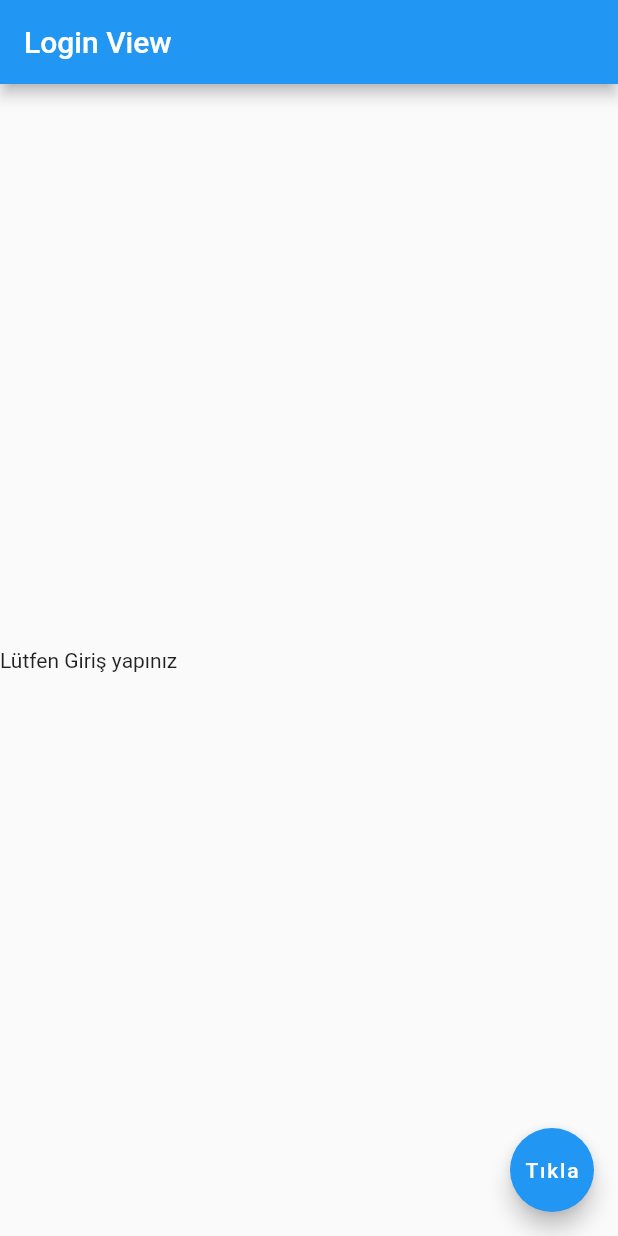
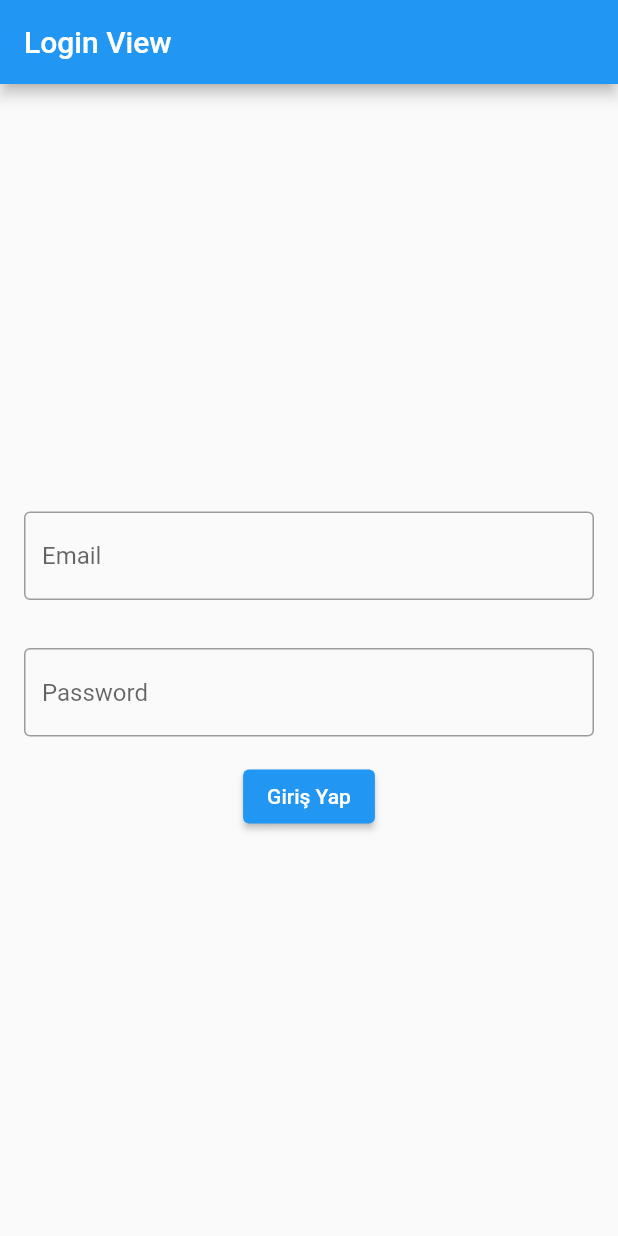
Before and after one commit to mertcankiyak/bloc_post, a Flutter app: the screen it shows after launch, on a phone screen of 412 x 824 dp. Run offline on Flutter 3.47's test engine with Material 2 defaults, Android fonts, the light colour scheme and no system bars; our stand-ins replace bloc, flutter_bloc, shared_preferences; missing offline and left inert: vexana.

Commit message:
last commit

```diff
--- a/lib/core/init/cache/cache_manager.dart
+++ b/lib/core/init/cache/cache_manager.dart
@@ -13,12 +13,9 @@ class CacheManager {
       _preferences = value;
     });
   }
+
   static Future prefrencesInit() async {
     instance._preferences ??= await SharedPreferences.getInstance();
-  }
-
-  Future<void> clearAll() async {
-    await _preferences!.clear();
   }
 
   Future<void> setStringValue(
@@ -26,13 +23,6 @@ class CacheManager {
     await _preferences!.setString(key.toString(), value);
   }
 
-  Future<void> setBoolValue(PreferencesKey key, bool value) async {
-    await _preferences!.setBool(key.toString(), value);
-  }
-
   String getStringValue({required PreferencesKey key}) =>
       _preferences?.getString(key.toString()) ?? '';
-
-  bool getBoolValue(PreferencesKey key) =>
-      _preferences!.getBool(key.toString()) ?? false;
 }
--- a/lib/features/login/view/login_view.dart
+++ b/lib/features/login/view/login_view.dart
@@ -2,14 +2,23 @@ import 'package:bloc_post/core/init/cache/cache_manager.dart';
 import 'package:bloc_post/features/login/model/request_model.dart';
 import 'package:bloc_post/features/login/service/Login_service.dart';
 import 'package:bloc_post/features/login/viewmodel/Login_viewmodel.dart';
+import 'package:bloc_post/product/constants/string_constants.dart';
+import 'package:bloc_post/product/mixin/form_validate.dart';
 import 'package:flutter/material.dart';
 import 'package:flutter_bloc/flutter_bloc.dart';
 
-class LoginView extends StatelessWidget {
+class LoginView extends StatelessWidget with FormValidate {
   LoginView({Key? key}) : super(key: key);
 
-  LoginService _loginService = LoginService();
+  final LoginService _loginService = LoginService();
   final CacheManager _cacheManager = CacheManager.instance;
+
+  final GlobalKey<FormState> _formKey = GlobalKey();
+  final TextEditingController _emailEditTextController =
+      TextEditingController();
+  final TextEditingController _passwordEditTextController =
+      TextEditingController();
+
   @override
   Widget build(BuildContext context) {
     return BlocProvider(
@@ -23,37 +32,162 @@ class LoginView extends StatelessWidget {
         listener: (context, state) {},
         builder: (context, state) {
           return Scaffold(
-            floatingActionButton: FloatingActionButton(
-              onPressed: () {
-                context.read<LoginCubit>().login(
-                    requestUserModel: RequestUserModel(
-                        email: "eve.holt@reqres.in", password: "cityslicka"));
-              },
-              child: Text("Tıkla"),
-            ),
-            appBar: AppBar(
-              title: Text("Login View"),
-            ),
-            body: Column(
-              mainAxisAlignment: MainAxisAlignment.center,
-              children: [
-                if (state is LoginSuccess) ...[
-                  Text("Giriş başarılı" + state.token)
-                ] else if (state is LoginLoading) ...[
-                  Text("Giriş Yükleniyor")
-                ] else if (state is LoginError) ...[
-                  Text("Giriş Hatası")
-                ] else if (state is LoginCache) ...[
-                  Text("Kullanıcı Cacheden Geldi: " + state.token)
-                ] else if (state is LoginInitial) ...{
-                  Text("Lütfen Giriş yapınız"),
-                },
-              ],
-            ),
+            appBar: _buildAppBar(),
+            body: _buildBody(state, context),
           );
         },
       ),
     );
   }
+
+  AppBar _buildAppBar() {
+    return AppBar(
+      title: const Text("Login View"),
+    );
+  }
+
+  Column _buildBody(LoginState state, BuildContext context) {
+    return Column(
+      mainAxisAlignment: MainAxisAlignment.center,
+      children: [
+        if (state is LoginSuccess) ...[
+          _buildLoginSuccessText(state, context),
+          _buildSuccessLogOutButton(context),
+        ] else if (state is LoginLoading) ...[
+          _buildProgressBar(),
+        ] else if (state is LoginError) ...[
+          _buildLoginErrorText(state, context),
+          _buildErrorTryLoginButton(context),
+        ] else if (state is LoginCache) ...[
+          _buildCacheLoginText(state, context),
+          _buildCacheLogOutButton(context),
+        ] else if (state is LoginInitial) ...{
+          _buildLoginForm(context),
+        },
+      ],
+    );
+  }
+
+  Center _buildLoginSuccessText(LoginSuccess state, BuildContext context) {
+    return Center(
+      child: Text(
+        "Giriş Başarılı: " + state.token,
+        style: Theme.of(context).textTheme.bodyText1,
+        textAlign: TextAlign.center,
+      ),
+    );
+  }
+
+  ElevatedButton _buildSuccessLogOutButton(BuildContext context) {
+    return ElevatedButton(
+      onPressed: (() {
+        context.read<LoginCubit>().logOut();
+      }),
+      child: const Text("Çıkış Yap"),
+    );
+  }
+
+  Center _buildProgressBar() {
+    return const Center(
+      child: CircularProgressIndicator(),
+    );
+  }
+
+  Center _buildLoginErrorText(LoginError state, BuildContext context) {
+    return Center(
+      child: Text(
+        state.error ?? "Giriş Hatası",
+        style: Theme.of(context).textTheme.bodyText1,
+        textAlign: TextAlign.center,
+      ),
+    );
+  }
+
+  ElevatedButton _buildErrorTryLoginButton(BuildContext context) {
+    return ElevatedButton(
+      onPressed: (() {
+        context.read<LoginCubit>().tryLogin();
+      }),
+      child: const Text("Tekrar Giriş Yap"),
+    );
+  }
+
+  Center _buildCacheLoginText(LoginCache state, BuildContext context) {
+    return Center(
+      child: Text(
+        "Kullanıcı Cacheden Geldi: " + state.token,
+        style: Theme.of(context).textTheme.bodyText1,
+        textAlign: TextAlign.center,
+      ),
+    );
+  }
+
+  ElevatedButton _buildCacheLogOutButton(BuildContext context) {
+    return ElevatedButton(
+      onPressed: (() {
+        context.read<LoginCubit>().logOut();
+      }),
+      child: const Text("Çıkış Yap"),
+    );
+  }
+
+  Form _buildLoginForm(BuildContext context) {
+    return Form(
+      key: _formKey,
+      child: Column(
+        children: [
+          _buildEmailTextformField(),
+          _buildPasswordTextFormField(),
+          _buildLoginButton(context)
+        ],
+      ),
+    );
+  }
+
+  Padding _buildEmailTextformField() {
+    return Padding(
+      padding: const EdgeInsets.all(16.0),
+      child: TextFormField(
+        controller: _emailEditTextController,
+        validator: emailValidation,
+        autocorrect: true,
+        decoration: InputDecoration(
+          hintText: email,
+          border: const OutlineInputBorder(),
+        ),
+      ),
+    );
+  }
+
+  Padding _buildPasswordTextFormField() {
+    return Padding(
+      padding: const EdgeInsets.all(16.0),
+      child: TextFormField(
+        obscureText: true,
+        controller: _passwordEditTextController,
+        validator: passwordControl,
+        autocorrect: true,
+        decoration: InputDecoration(
+          hintText: password,
+          border: const OutlineInputBorder(),
+        ),
+      ),
+    );
+  }
+
+  ElevatedButton _buildLoginButton(BuildContext context) {
+    return ElevatedButton(
+        onPressed: (() {
+          if (_formKey.currentState!.validate()) {
+            _formKey.currentState!.save();
+            context.read<LoginCubit>().login(
+                  requestUserModel: RequestUserModel(
+                    email: _emailEditTextController.text.trim(),
+                    password: _passwordEditTextController.text.trim(),
+                  ),
+                );
+          }
+        }),
+        child: Text(girisYap));
+  }
 }
-// Form kısmını yapıp kullanıcıdan email ve şifre al
--- a/lib/main.dart
+++ b/lib/main.dart
@@ -15,7 +15,8 @@ class MyApp extends StatelessWidget {
   @override
   Widget build(BuildContext context) {
     return MaterialApp(
-      title: 'Flutter Demo',
+      debugShowCheckedModeBanner: false,
+      title: 'Bloc Vexana Post',
       theme: ThemeData(
         primarySwatch: Colors.blue,
       ),
--- /dev/null
+++ b/lib/product/constants/string_constants.dart
@@ -0,0 +1,6 @@
+String get gecersizEmailText => "Geçersiz Email Formatı";
+String get emailBosGecilemez => "Email kısmı boş geçilemez";
+String get sifreKarakterUyarisi => "Şifreniz 5 karakterden az olamaz";
+String get girisYap => "Giriş Yap";
+String get email => "Email";
+String get password => "Password";
```
Also changed, not shown: lib/features/login/viewmodel/Login_viewmodel.dart (+11 -0 lines), lib/product/extensions/string_extensions.dart (added, +7 -0 lines), lib/product/mixin/form_validate.dart (added, +24 -0 lines).
